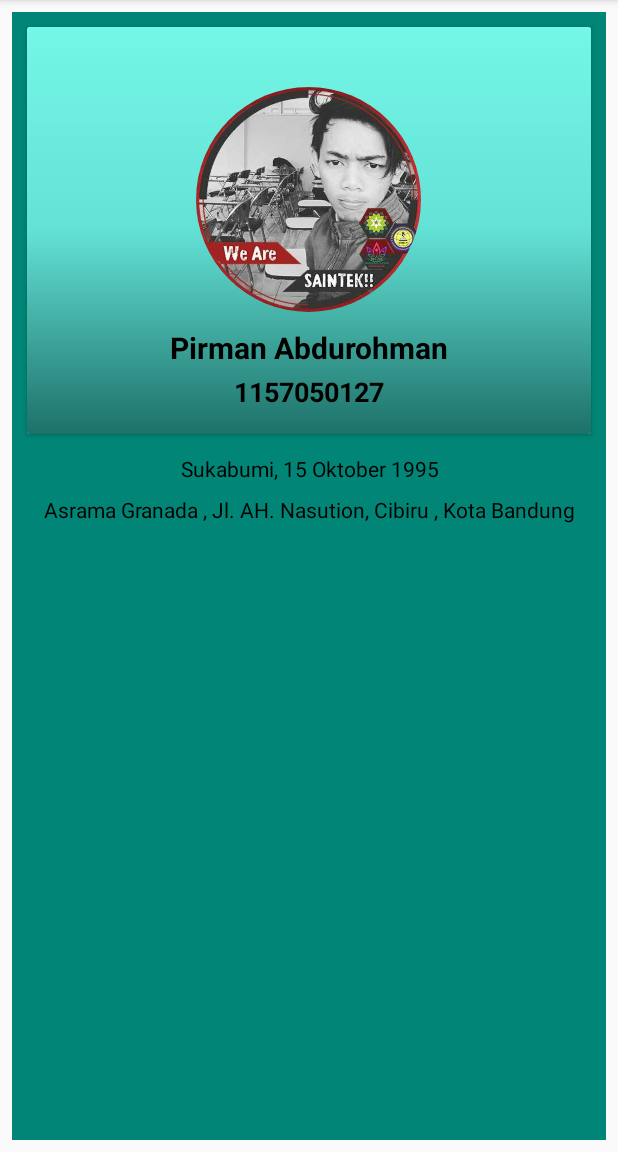
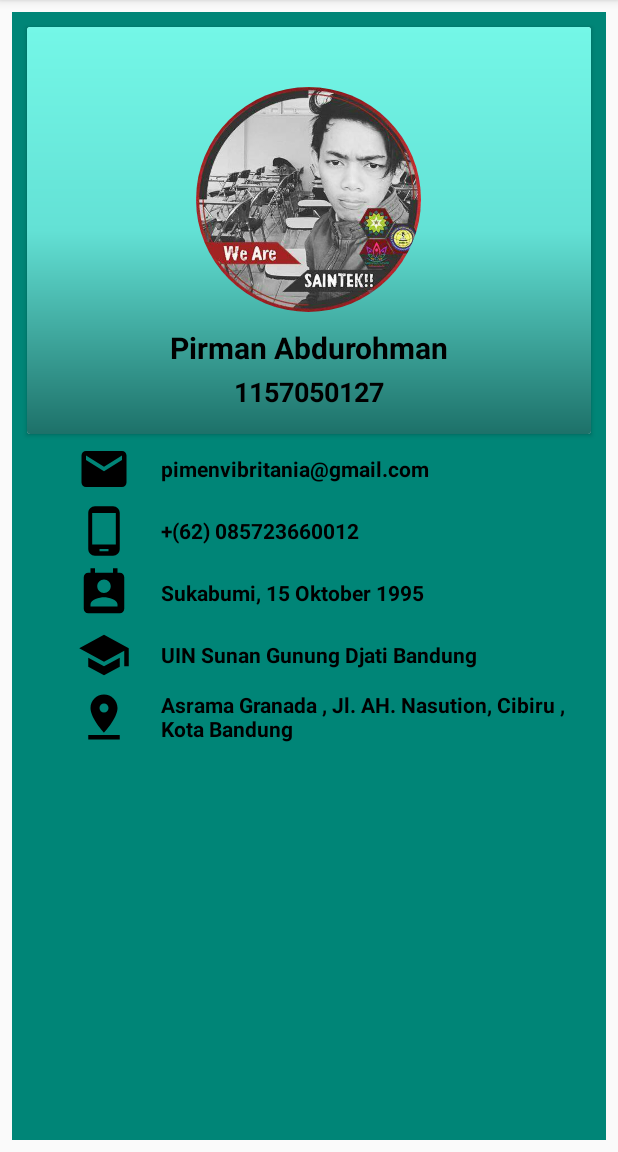
Before and after one commit to Hafizhjismi18/UTS_1157050065, an Android app: the screen it shows after launch (MainActivity), on a phone screen of 412 x 824 dp, the part 84-1236 px from its top. Run offline under Robolectric (Android 15) with nearby library versions, the phone set to English and light mode, and no system bars; our stand-ins replace ButterKnife; plain views replace CircularImageView.

Commit message:
change home

```diff
--- /dev/null
+++ b/app/src/main/res/drawable/ic_perm_contact_calendar_black_24dp.xml
@@ -0,0 +1,9 @@
+<vector xmlns:android="http://schemas.android.com/apk/res/android"
+        android:width="24dp"
+        android:height="24dp"
+        android:viewportWidth="24.0"
+        android:viewportHeight="24.0">
+    <path
+        android:fillColor="#FF000000"
+        android:pathData="M19,3h-1L18,1h-2v2L8,3L8,1L6,1v2L5,3c-1.11,0 -2,0.9 -2,2v14c0,1.1 0.89,2 2,2h14c1.1,0 2,-0.9 2,-2L21,5c0,-1.1 -0.9,-2 -2,-2zM12,6c1.66,0 3,1.34 3,3s-1.34,3 -3,3 -3,-1.34 -3,-3 1.34,-3 3,-3zM18,18L6,18v-1c0,-2 4,-3.1 6,-3.1s6,1.1 6,3.1v1z"/>
+</vector>
--- a/app/src/main/res/layout/fragment_home.xml
+++ b/app/src/main/res/layout/fragment_home.xml
@@ -71,25 +71,108 @@
         android:layout_gravity="center"
         android:layout_marginTop="5dp">
 
-    <TextView
-        android:id="@+id/txt_tanggal_lahir"
-        android:layout_width="match_parent"
-        android:layout_height="wrap_content"
-        android:layout_marginTop="8dp"
-        android:gravity="center"
-        android:textSize="14sp"
-        android:textColor="@android:color/black"
-        tools:text="Tanggal Lahir"/>
+        <LinearLayout
+            android:orientation="horizontal"
+            android:paddingLeft="25dp"
+            android:layout_width="match_parent"
+            android:layout_height="wrap_content">
+            <ImageView
+                android:layout_width="36dp"
+                android:layout_height="36dp"
+                android:src="@drawable/ic_email_black_24dp"/>
+            <TextView
+                android:textStyle="bold"
+                android:layout_gravity="center_vertical"
+                android:layout_width="wrap_content"
+                android:layout_height="wrap_content"
+                android:textColor="@android:color/black"
+                android:paddingLeft="20dp"
+                android:text="pimenvibritania@gmail.com"/>
+        </LinearLayout>
+        <LinearLayout
+            android:layout_marginTop="5dp"
+            android:orientation="horizontal"
+            android:paddingLeft="25dp"
+            android:layout_width="match_parent"
+            android:layout_height="wrap_content">
+            <ImageView
+                android:layout_width="36dp"
+                android:layout_height="36dp"
+                android:src="@drawable/ic_phone_android_black_24dp"/>
+            <TextView
+                android:textStyle="bold"
 
-    <TextView
-        android:id="@+id/txt_alamat"
-        android:layout_width="match_parent"
-        android:layout_height="wrap_content"
-        android:gravity="center"
-        android:layout_marginTop="8dp"
-        android:textSize="14sp"
-        android:textColor="@android:color/black"
-        tools:text="Alamat"/>
+                android:layout_gravity="center_vertical"
+                android:layout_width="wrap_content"
+                android:layout_height="wrap_content"
+                android:paddingLeft="20dp"
+                android:textColor="@android:color/black"
+                android:text="+(62) 085723660012  "/>
+        </LinearLayout>
+        <LinearLayout
+            android:layout_marginTop="5dp"
+            android:orientation="horizontal"
+            android:paddingLeft="25dp"
+            android:layout_width="match_parent"
+            android:layout_height="wrap_content">
+            <ImageView
+                android:layout_width="36dp"
+                android:layout_height="36dp"
+                android:src="@drawable/ic_perm_contact_calendar_black_24dp"/>
+            <TextView
+
+                android:id="@+id/txt_tanggal_lahir"
+                android:textSize="14sp"
+                tools:text="Tanggal Lahir"
+                android:textStyle="bold"
+                android:layout_gravity="center_vertical"
+                android:layout_width="wrap_content"
+                android:layout_height="wrap_content"
+                android:paddingLeft="20dp"
+                android:textColor="@android:color/black"/>
+        </LinearLayout>
+        <LinearLayout
+            android:layout_marginTop="5dp"
+            android:orientation="horizontal"
+            android:paddingLeft="25dp"
+            android:layout_width="match_parent"
+            android:layout_height="wrap_content">
+            <ImageView
+                android:layout_width="36dp"
+                android:layout_height="36dp"
+                android:src="@drawable/ic_school_black_24dp"/>
+            <TextView
+                android:textStyle="bold"
+                android:layout_gravity="center_vertical"
+                android:layout_width="wrap_content"
+                android:layout_height="wrap_content"
+                android:paddingLeft="20dp"
+                android:textColor="@android:color/black"
+                android:text="@string/campus"/>
+        </LinearLayout>
+        <LinearLayout
+            android:layout_marginTop="5dp"
+            android:orientation="horizontal"
+            android:paddingLeft="25dp"
+            android:layout_width="match_parent"
+            android:layout_height="wrap_content">
+            <ImageView
+                android:layout_width="36dp"
+                android:layout_height="36dp"
+                android:src="@drawable/ic_pin_drop_black_24dp"/>
+            <TextView
+                android:textStyle="bold"
+                android:id="@+id/txt_alamat"
+                android:layout_gravity="center_vertical"
+                android:layout_width="wrap_content"
+                android:layout_height="wrap_content"
+                android:paddingLeft="20dp"
+                android:textColor="@android:color/black"
+                tools:text="Alamat"
+                />
+        </LinearLayout>
+
+
     </LinearLayout>
     </LinearLayout>
 
--- a/app/src/main/res/values/strings.xml
+++ b/app/src/main/res/values/strings.xml
@@ -6,6 +6,7 @@
     <string name="nav_header_subtitle">android.studio@android.com</string>
     <string name="nav_header_desc">Navigation header</string>
     <string name="action_settings">Settings</string>
+    <string name="campus">UIN Sunan Gunung Djati Bandung</string>
 
     <!-- TODO: Remove or change this placeholder text -->
     <string name="hello_blank_fragment">Hello blank fragment</string>
```
